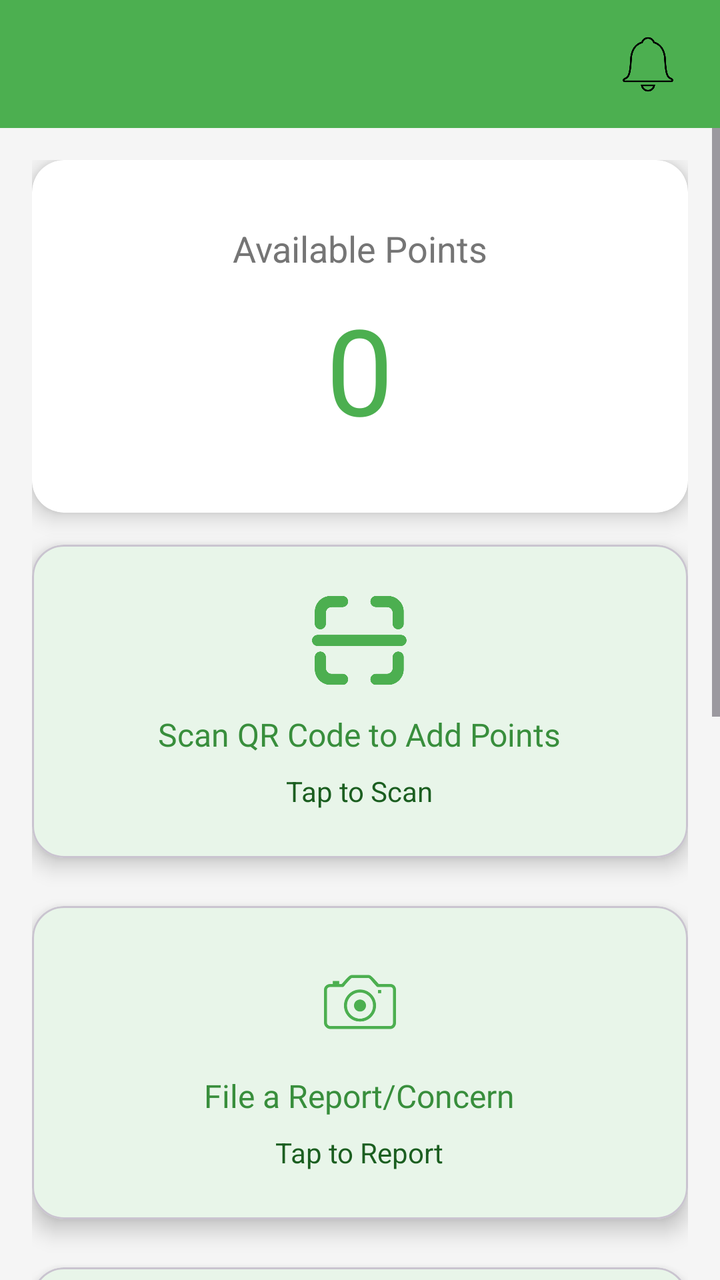
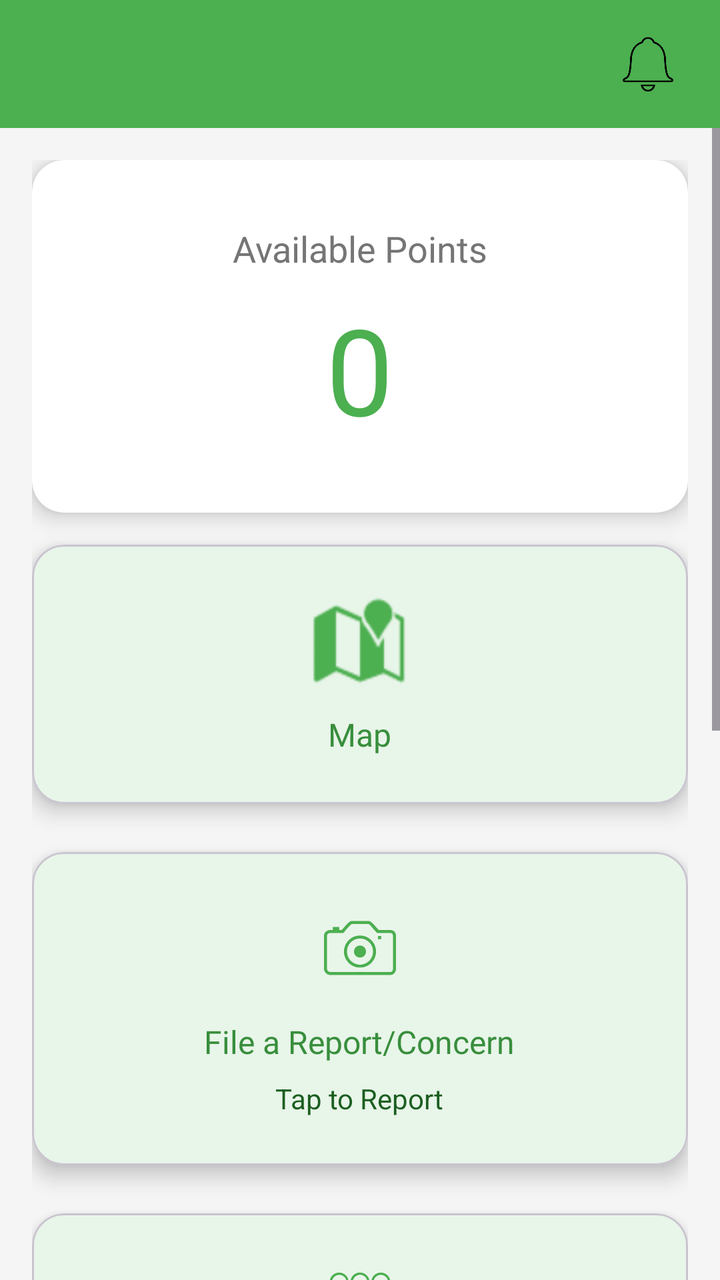

Compare the two renders of this Android layout. The source of the first and the diff that turns it into the second are given below.
<!-- AndroidManifest.xml: application theme Theme.MyApplication -->
<!-- res/layout/activity_pointsection_main.xml -->
<?xml version="1.0" encoding="utf-8"?>
<androidx.constraintlayout.widget.ConstraintLayout
    xmlns:android="http://schemas.android.com/apk/res/android"
    xmlns:app="http://schemas.android.com/apk/res-auto"
    xmlns:tools="http://schemas.android.com/tools"
    android:id="@+id/main"
    android:layout_width="match_parent"
    android:layout_height="match_parent"
    android:background="@color/light_background_color"
    tools:context="ClientSide.PointsSEction.Pointsection">

    
    <androidx.appcompat.widget.Toolbar
        android:id="@+id/toolbar"
        android:layout_width="match_parent"
        android:layout_height="?attr/actionBarSize"
        android:elevation="4dp"
        android:background="@color/primary_green"
        app:layout_constraintTop_toTopOf="parent">

        <androidx.constraintlayout.widget.ConstraintLayout
            android:layout_width="match_parent"
            android:layout_height="match_parent">


            
            <FrameLayout
                android:id="@+id/notificationFrame"
                android:layout_width="wrap_content"
                android:layout_height="wrap_content"
                app:layout_constraintEnd_toEndOf="parent"
                app:layout_constraintTop_toTopOf="parent"
                app:layout_constraintBottom_toBottomOf="parent"
                android:layout_marginEnd="16dp">

                <ImageView
                    android:id="@+id/notificationIcon"
                    android:layout_width="40dp"
                    android:layout_height="31dp"
                    android:src="@drawable/free_bell_icon_860_thumb" />

                
                <View
                    android:id="@+id/redDot"
                    android:layout_width="8dp"
                    android:layout_height="8dp"
                    android:layout_gravity="top|end"
                    android:layout_marginTop="4dp"
                    android:layout_marginEnd="4dp"
                    android:background="@drawable/red_dot_shape"
                    android:visibility="gone"/>
            </FrameLayout>

        </androidx.constraintlayout.widget.ConstraintLayout>
    </androidx.appcompat.widget.Toolbar>

    
    <ScrollView
        android:id="@+id/scrollView"
        android:layout_width="match_parent"
        android:layout_height="0dp"
        app:layout_constraintTop_toBottomOf="@id/toolbar"
        app:layout_constraintBottom_toBottomOf="parent">

        <LinearLayout
            android:id="@+id/pointsectionContent"
            android:layout_width="match_parent"
            android:layout_height="wrap_content"
            android:orientation="vertical"
            android:padding="16dp">

            
            <androidx.cardview.widget.CardView
                android:id="@+id/pointsCard"
                android:layout_width="match_parent"
                android:layout_height="wrap_content"
                app:cardCornerRadius="16dp"
                app:cardElevation="6dp"
                app:cardBackgroundColor="@color/white"
                android:layout_marginBottom="16dp">

                <LinearLayout
                    android:layout_width="match_parent"
                    android:layout_height="wrap_content"
                    android:orientation="vertical"
                    android:gravity="center"
                    android:padding="32dp">

                    <TextView
                        android:layout_width="wrap_content"
                        android:layout_height="wrap_content"
                        android:text="Available Points"
                        android:textSize="18sp"
                        android:textColor="@color/text_secondary"/>

                    <TextView
                        android:id="@+id/numberTextView"
                        android:layout_width="wrap_content"
                        android:layout_height="wrap_content"
                        android:text="0"
                        android:textSize="60sp"
                        android:textColor="@color/primary_green"
                        android:fontFamily="@font/alexandria_bold"
                        android:layout_marginTop="8dp"/>
                </LinearLayout>
            </androidx.cardview.widget.CardView>

            
            <com.google.android.material.card.MaterialCardView
                android:id="@+id/scanButton"
                android:layout_width="match_parent"
                android:layout_height="wrap_content"
                app:cardCornerRadius="16dp"
                app:cardElevation="6dp"
                android:layout_marginBottom="24dp"
                android:clickable="true"
                android:focusable="true"
                app:cardBackgroundColor="@color/primary_green_light">

                <LinearLayout
                    android:layout_width="match_parent"
                    android:layout_height="wrap_content"
                    android:orientation="vertical"
                    android:gravity="center"
                    android:padding="24dp">

                    <ImageView
                        android:id="@+id/qrCodeImage"
                        android:layout_width="48dp"
                        android:layout_height="48dp"
                        android:src="@drawable/ic_qr_code"
                        app:tint="@color/primary_green"/>

                    <TextView
                        android:id="@+id/scanText"
                        android:layout_width="wrap_content"
                        android:layout_height="wrap_content"
                        android:text="Scan QR Code to Add Points"
                        android:textSize="16sp"
                        android:textColor="@color/primary_green_dark"
                        android:fontFamily="@font/alexandria_bold"
                        android:layout_marginTop="12dp"/>

                    <TextView
                        android:id="@+id/tapScanText"
                        android:layout_width="wrap_content"
                        android:layout_height="wrap_content"
                        android:text="Tap to Scan"
                        android:textSize="14sp"
                        android:textColor="@color/primary_green_darker"
                        android:layout_marginTop="8dp"/>
                </LinearLayout>
            </com.google.android.material.card.MaterialCardView>

            
            <com.google.android.material.card.MaterialCardView
                android:id="@+id/fileReportButton"
                android:layout_width="match_parent"
                android:layout_height="wrap_content"
                app:cardCornerRadius="16dp"
                app:cardElevation="6dp"
                android:layout_marginBottom="24dp"
                android:clickable="true"
                android:focusable="true"
                app:cardBackgroundColor="@color/primary_green_light">

                <LinearLayout
                    android:layout_width="match_parent"
                    android:layout_height="wrap_content"
                    android:orientation="vertical"
                    android:gravity="center"
                    android:padding="24dp">

                    <ImageView
                        android:id="@+id/reportIcon"
                        android:layout_width="48dp"
                        android:layout_height="48dp"
                        android:src="@drawable/ic_camera"
                        app:tint="@color/primary_green"/>

                    <TextView
                        android:id="@+id/reportText"
                        android:layout_width="wrap_content"
                        android:layout_height="wrap_content"
                        android:text="File a Report/Concern"
                        android:textSize="16sp"
                        android:textColor="@color/primary_green_dark"
                        android:fontFamily="@font/alexandria_bold"
                        android:layout_marginTop="12dp"/>

                    <TextView
                        android:id="@+id/tapReportText"
                        android:layout_width="wrap_content"
                        android:layout_height="wrap_content"
                        android:text="Tap to Report"
                        android:textSize="14sp"
                        android:textColor="@color/primary_green_darker"
                        android:layout_marginTop="8dp"/>
                </LinearLayout>
            </com.google.android.material.card.MaterialCardView>

            
            <com.google.android.material.card.MaterialCardView
                android:id="@+id/eventsButton"
                android:layout_width="match_parent"
                android:layout_height="wrap_content"
                app:cardCornerRadius="16dp"
                app:cardElevation="6dp"
                android:layout_marginBottom="24dp"
                android:clickable="true"
                android:focusable="true"
                app:cardBackgroundColor="@color/primary_green_light">

                <LinearLayout
                    android:layout_width="match_parent"
                    android:layout_height="wrap_content"
                    android:orientation="vertical"
                    android:gravity="center"
                    android:padding="24dp">

                    <ImageView
                        android:id="@+id/eventsIcon"
                        android:layout_width="48dp"
                        android:layout_height="48dp"
                        android:src="@drawable/ic_event"
                        app:tint="@color/primary_green"/>

                    <TextView
                        android:id="@+id/eventsText"
                        android:layout_width="wrap_content"
                        android:layout_height="wrap_content"
                        android:text="Events"
                        android:textSize="16sp"
                        android:textColor="@color/primary_green_dark"
                        android:fontFamily="@font/alexandria_bold"
                        android:layout_marginTop="12dp"/>

                    <TextView
                        android:id="@+id/tapEventsText"
                        android:layout_width="wrap_content"
                        android:layout_height="wrap_content"
                        android:text="Tap to view"
                        android:textSize="14sp"
                        android:textColor="@color/primary_green_darker"
                        android:layout_marginTop="8dp"/>
                </LinearLayout>
            </com.google.android.material.card.MaterialCardView>

            
            <com.google.android.material.card.MaterialCardView
                android:id="@+id/newsAlertsButton"
                android:layout_width="match_parent"
                android:layout_height="wrap_content"
                app:cardCornerRadius="16dp"
                app:cardElevation="6dp"
                android:layout_marginBottom="24dp"
                android:clickable="true"
                android:focusable="true"
                app:cardBackgroundColor="@color/primary_green_light">

                <LinearLayout
                    android:layout_width="match_parent"
                    android:layout_height="wrap_content"
                    android:orientation="vertical"
                    android:gravity="center"
                    android:padding="24dp">

                    <ImageView
                        android:id="@+id/newsIcon"
                        android:layout_width="48dp"
                        android:layout_height="48dp"
                        android:src="@drawable/ic_news"
                        app:tint="@color/primary_green"/>

                    <TextView
                        android:id="@+id/newsText"
                        android:layout_width="wrap_content"
                        android:layout_height="wrap_content"
                        android:text="News and Alerts"
                        android:textSize="16sp"
                        android:textColor="@color/primary_green_dark"
                        android:fontFamily="@font/alexandria_bold"
                        android:layout_marginTop="12dp"/>

                    <TextView
                        android:id="@+id/tapNewsText"
                        android:layout_width="wrap_content"
                        android:layout_height="wrap_content"
                        android:text="Tap to view"
                        android:textSize="14sp"
                        android:textColor="@color/primary_green_darker"
                        android:layout_marginTop="8dp"/>
                </LinearLayout>
            </com.google.android.material.card.MaterialCardView>

            
            <com.google.android.material.card.MaterialCardView
                android:id="@+id/rewardsButton"
                android:layout_width="match_parent"
                android:layout_height="wrap_content"
                app:cardCornerRadius="16dp"
                app:cardElevation="6dp"
                android:layout_marginBottom="24dp"
                android:clickable="true"
                android:focusable="true"
                app:cardBackgroundColor="@color/primary_green_light">

                <LinearLayout
                    android:layout_width="match_parent"
                    android:layout_height="wrap_content"
                    android:orientation="vertical"
                    android:gravity="center"
                    android:padding="24dp">

                    <ImageView
                        android:id="@+id/rewardsIcon"
                        android:layout_width="48dp"
                        android:layout_height="48dp"
                        android:src="@drawable/ic_rewards"
                        app:tint="@color/primary_green"/>

                    <TextView
                        android:id="@+id/rewardsText"
                        android:layout_width="wrap_content"
                        android:layout_height="wrap_content"
                        android:text="Rewards"
                        android:textSize="16sp"
                        android:textColor="@color/primary_green_dark"
                        android:fontFamily="@font/alexandria_bold"
                        android:layout_marginTop="12dp"/>

                    <TextView
                        android:id="@+id/tapRewardsText"
                        android:layout_width="wrap_content"
                        android:layout_height="wrap_content"
                        android:text="Tap to Redeem"
                        android:textSize="14sp"
                        android:textColor="@color/primary_green_darker"
                        android:layout_marginTop="8dp"/>
                </LinearLayout>
            </com.google.android.material.card.MaterialCardView>

        </LinearLayout>
    </ScrollView>





</androidx.constraintlayout.widget.ConstraintLayout>
<!-- resources referenced by this layout -->
<resources>
  <color name="light_background_color">#F5F5F5</color>
  <color name="primary_green">#4CAF50</color>
  <color name="primary_green_dark">#388E3C</color>
  <color name="primary_green_darker">#1B5E20</color>
  <color name="primary_green_light">#E8F5E9</color>
  <color name="text_secondary">#757575</color>
  <color name="white">#FFFFFF</color>
  <!-- drawable free_bell_icon_860_thumb: png bitmap (drawable, 23618 bytes) -->
  <!-- drawable ic_camera: png bitmap (drawable, 6330 bytes) -->
  <!-- drawable ic_event: png bitmap (drawable, 10904 bytes) -->
  <!-- drawable ic_news: png bitmap (drawable, 4846 bytes) -->
  <!-- drawable ic_qr_code: png bitmap (drawable, 9382 bytes) -->
  <!-- drawable ic_rewards: png bitmap (drawable, 11390 bytes) -->
  <!-- drawable red_dot_shape (drawable) -->
  <?xml version="1.0" encoding="utf-8"?>
  <shape xmlns:android="http://schemas.android.com/apk/res/android"
      android:shape="oval">
      <solid android:color="@android:color/holo_red_dark"/>
  </shape>
  <style name="Theme.MyApplication" parent="Base.Theme.MyApplication" />
  <style name="Base.Theme.MyApplication" parent="Theme.Material3.DayNight.NoActionBar">
          
          
      </style>
</resources>

<!-- the commit's change to res/layout/activity_pointsection_main.xml (unified diff, before → after) -->
@@ -9,7 +9,6 @@
     android:background="@color/light_background_color"
     tools:context="ClientSide.PointsSEction.Pointsection">
 
-    
     <androidx.appcompat.widget.Toolbar
         android:id="@+id/toolbar"
         android:layout_width="match_parent"
@@ -23,7 +22,6 @@
             android:layout_height="match_parent">
 
 
-            
             <FrameLayout
                 android:id="@+id/notificationFrame"
                 android:layout_width="wrap_content"
@@ -39,7 +37,6 @@
                     android:layout_height="31dp"
                     android:src="@drawable/free_bell_icon_860_thumb" />
 
-                
                 <View
                     android:id="@+id/redDot"
                     android:layout_width="8dp"
@@ -54,7 +51,6 @@
         </androidx.constraintlayout.widget.ConstraintLayout>
     </androidx.appcompat.widget.Toolbar>
 
-    
     <ScrollView
         android:id="@+id/scrollView"
         android:layout_width="match_parent"
@@ -69,7 +65,6 @@
             android:orientation="vertical"
             android:padding="16dp">
 
-            
             <androidx.cardview.widget.CardView
                 android:id="@+id/pointsCard"
                 android:layout_width="match_parent"
@@ -105,54 +100,41 @@
                 </LinearLayout>
             </androidx.cardview.widget.CardView>
 
-            
-            <com.google.android.material.card.MaterialCardView
-                android:id="@+id/scanButton"
-                android:layout_width="match_parent"
-                android:layout_height="wrap_content"
-                app:cardCornerRadius="16dp"
-                app:cardElevation="6dp"
-                android:layout_marginBottom="24dp"
-                android:clickable="true"
-                android:focusable="true"
-                app:cardBackgroundColor="@color/primary_green_light">
-
-                <LinearLayout
-                    android:layout_width="match_parent"
-                    android:layout_height="wrap_content"
-                    android:orientation="vertical"
-                    android:gravity="center"
-                    android:padding="24dp">
-
-                    <ImageView
-                        android:id="@+id/qrCodeImage"
-                        android:layout_width="48dp"
-                        android:layout_height="48dp"
-                        android:src="@drawable/ic_qr_code"
-                        app:tint="@color/primary_green"/>
-
-                    <TextView
-                        android:id="@+id/scanText"
-                        android:layout_width="wrap_content"
-                        android:layout_height="wrap_content"
-                        android:text="Scan QR Code to Add Points"
-                        android:textSize="16sp"
-                        android:textColor="@color/primary_green_dark"
-                        android:fontFamily="@font/alexandria_bold"
-                        android:layout_marginTop="12dp"/>
-
-                    <TextView
-                        android:id="@+id/tapScanText"
-                        android:layout_width="wrap_content"
-                        android:layout_height="wrap_content"
-                        android:text="Tap to Scan"
-                        android:textSize="14sp"
-                        android:textColor="@color/primary_green_darker"
-                        android:layout_marginTop="8dp"/>
-                </LinearLayout>
-            </com.google.android.material.card.MaterialCardView>
-
-            
+            <com.google.android.material.card.MaterialCardView
+                android:id="@+id/mapButton"
+                android:layout_width="match_parent"
+                android:layout_height="wrap_content"
+                app:cardCornerRadius="16dp"
+                app:cardElevation="6dp"
+                android:layout_marginBottom="24dp"
+                android:clickable="true"
+                android:focusable="true"
+                app:cardBackgroundColor="@color/primary_green_light">
+
+                <LinearLayout
+                    android:layout_width="match_parent"
+                    android:layout_height="wrap_content"
+                    android:orientation="vertical"
+                    android:gravity="center"
+                    android:padding="24dp">
+
+                    <ImageView
+                        android:layout_width="48dp"
+                        android:layout_height="48dp"
+                        android:src="@android:drawable/ic_dialog_map"
+                        app:tint="@color/primary_green"/>
+
+                    <TextView
+                        android:layout_width="wrap_content"
+                        android:layout_height="wrap_content"
+                        android:text="Map"
+                        android:textSize="16sp"
+                        android:textColor="@color/primary_green_dark"
+                        android:fontFamily="@font/alexandria_bold"
+                        android:layout_marginTop="12dp"/>
+                </LinearLayout>
+            </com.google.android.material.card.MaterialCardView>
+
             <com.google.android.material.card.MaterialCardView
                 android:id="@+id/fileReportButton"
                 android:layout_width="match_parent"
@@ -199,7 +181,6 @@
                 </LinearLayout>
             </com.google.android.material.card.MaterialCardView>
 
-            
             <com.google.android.material.card.MaterialCardView
                 android:id="@+id/eventsButton"
                 android:layout_width="match_parent"
@@ -246,7 +227,6 @@
                 </LinearLayout>
             </com.google.android.material.card.MaterialCardView>
 
-            
             <com.google.android.material.card.MaterialCardView
                 android:id="@+id/newsAlertsButton"
                 android:layout_width="match_parent"
@@ -293,7 +273,6 @@
                 </LinearLayout>
             </com.google.android.material.card.MaterialCardView>
 
-            
             <com.google.android.material.card.MaterialCardView
                 android:id="@+id/rewardsButton"
                 android:layout_width="match_parent"
<!-- resource entries referenced after the edit -->
@@ -11,7 +11,6 @@
   <!-- drawable ic_camera: png bitmap (drawable, 6330 bytes) -->
   <!-- drawable ic_event: png bitmap (drawable, 10904 bytes) -->
   <!-- drawable ic_news: png bitmap (drawable, 4846 bytes) -->
-  <!-- drawable ic_qr_code: png bitmap (drawable, 9382 bytes) -->
   <!-- drawable ic_rewards: png bitmap (drawable, 11390 bytes) -->
   <!-- drawable red_dot_shape (drawable) -->
   <?xml version="1.0" encoding="utf-8"?>
